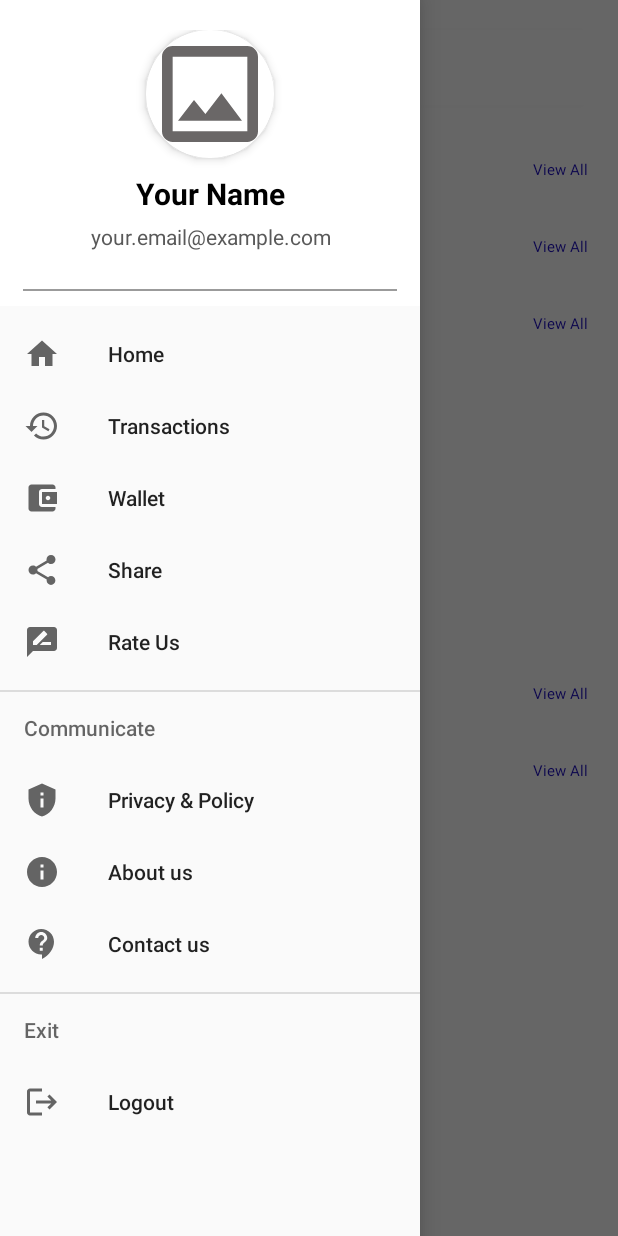
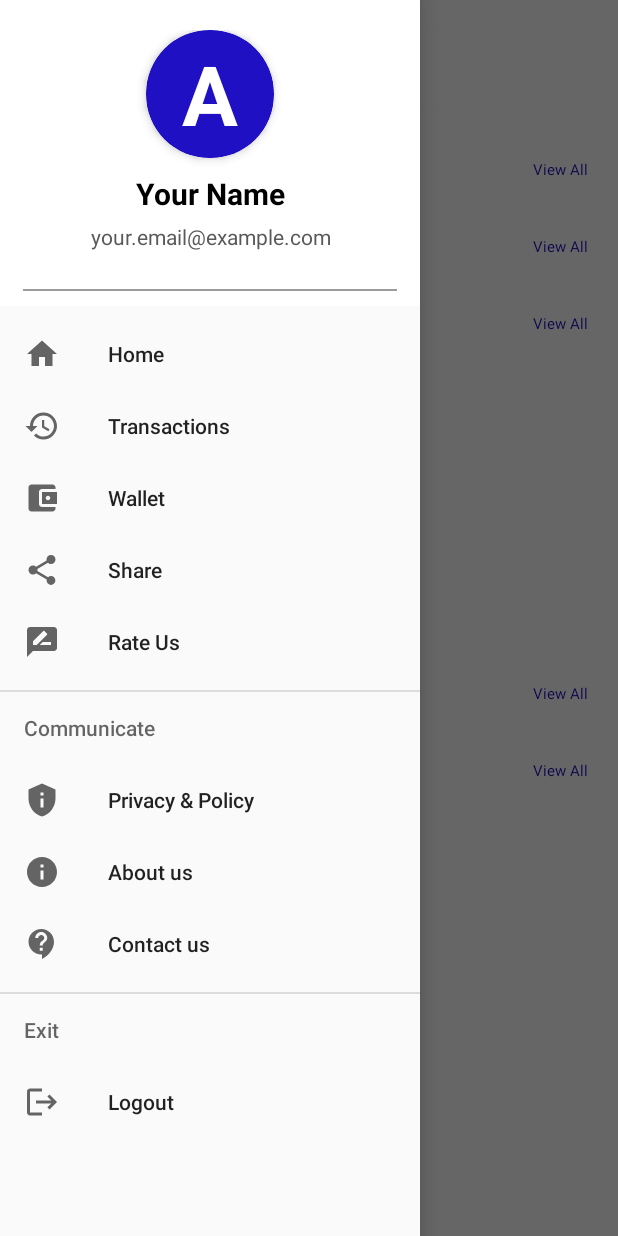
Before and after one commit to Jakirsayyed98/PerkHub, an Android app: the fragment HomeScreenFragment placed in its activity, with the side drawer open, on a phone screen of 412 x 824 dp. Run offline under Robolectric (Android 15) with nearby library versions, the phone set to English and light mode, and no system bars; network calls fail; 3 statements that could not run were skipped.

Commit message:
New Api Started

```diff
--- a/app/src/main/java/app/perkhub/Screens/Home/HomeScreenFragment.kt
+++ b/app/src/main/java/app/perkhub/Screens/Home/HomeScreenFragment.kt
@@ -398,9 +398,11 @@ class HomeScreenFragment : BaseFragment<FragmentHomeScreenBinding>() {
         toggle.syncState()
         val name = _binding!!.navView.getHeaderView(0).findViewById<TextView>(R.id.Profilename)
         val email = _binding!!.navView.getHeaderView(0).findViewById<TextView>(R.id.email)
+        val ProfilenameShort = _binding!!.navView.getHeaderView(0).findViewById<TextView>(R.id.ProfilenameShort)
 //        val email = _binding!!.navView.findViewById<TextView>(R.id.email)
-        name.text = getSharedpref().getUser(USERDATA).data[0].name.toString()
-        email.text = getSharedpref().getUser(USERDATA).data[0].email.toString()
+//        name.text = getSharedpref().getUser(USERDATA).data.name.toString()
+//        ProfilenameShort.text = getSharedpref().getUser(USERDATA).data.name[0].toString()
+//        email.text = getSharedpref().getUser(USERDATA).data.email.toString()
         _binding!!.profile.setOnClickListener {
             _binding!!.drawerlayout.open()
         }
--- a/app/src/main/java/app/perkhub/Screens/Home/Model/TransactionModel/TransactionDataRes.kt
+++ b/app/src/main/java/app/perkhub/Screens/Home/Model/TransactionModel/TransactionDataRes.kt
@@ -3,10 +3,10 @@ package app.perkhub.Screens.Home.Model.TransactionModel
 data class TransactionDataRes(
     val data: ArrayList<Data>,
     val message: String,
+    val status: Int,
+
     val pending: String,
     val rejected: String,
-    val status: Int,
     val verified: String,
     val withdrawal: String,
-
 )
--- a/app/src/main/java/app/perkhub/Screens/login/models/LoginRes.kt
+++ b/app/src/main/java/app/perkhub/Screens/login/models/LoginRes.kt
@@ -4,13 +4,13 @@ import com.google.gson.annotations.SerializedName
 import retrofit2.http.Field
 
 data class LoginRes(
-    val data: ArrayList<Data>,
+    val data: Data,
     val errorCode: String,
     val errorMsg: String
 )
 
 data class SendOtpReq(
-    @SerializedName("number")
+    @SerializedName("mobile")
     var Number: String
 )
 
@@ -21,7 +21,7 @@ data class GetToken(
 
 
 data class VerifyOtpReq(
-    @SerializedName("number")
+    @SerializedName("mobile")
     var Number: String,
     @SerializedName("otp")
     var Otp: String
--- a/app/src/main/java/app/perkhub/Utils/BaseFragment.kt
+++ b/app/src/main/java/app/perkhub/Utils/BaseFragment.kt
@@ -46,7 +46,7 @@ abstract class BaseFragment<T:ViewBinding> : Fragment() {
     }
 
     fun getUserID():String?{
-        return getSharedpref().getUser(USERDATA).data[0].user_id.toString()
+        return ""//getSharedpref().getUser(USERDATA).data.user_id.toString()
     }
 
 
--- a/app/src/main/java/app/perkhub/api/AuthInterceptor.kt
+++ b/app/src/main/java/app/perkhub/api/AuthInterceptor.kt
@@ -21,7 +21,7 @@ class AuthInterceptor(
 
         // Get the token from TokenManager (SharedPreferences, etc.)
         var token = TokenManager.getToken(context)
-        print(token)
+        print("\n\n"+token+"\n\n")
         // Add token to the request headers
         request = request.newBuilder()
             .addHeader("Authorization", "Bearer $token") // Ensure 'Bearer' prefix is correct
--- a/app/src/main/java/app/perkhub/api/BaseRes.kt
+++ b/app/src/main/java/app/perkhub/api/BaseRes.kt
@@ -10,7 +10,7 @@ data class BaseRes(
     val ErrorCode: String,
 
     @SerializedName("status")
-    val Status: String,
+    val Status: Any,
 
     @SerializedName("data")
     val Data: String
@@ -18,5 +18,7 @@ data class BaseRes(
 
 data class Data(
     @SerializedName("token")
-    val Token: String
+    val Token: String,
+    @SerializedName("is_new_user")
+    val IsNewUser: String,
 )
--- a/app/src/main/java/app/perkhub/api/MyApi.kt
+++ b/app/src/main/java/app/perkhub/api/MyApi.kt
@@ -1,6 +1,7 @@
 package app.perkhub.api
 
 import android.content.Context
+import app.perkhub.Screens.Home.Model.Auth.VerifyOTP
 import app.perkhub.Screens.Home.Model.Games.GamesRes
 import app.perkhub.Screens.Home.Model.GenerateUrl.GenerateSubId
 import app.perkhub.Screens.Home.Model.GenerateUrl.GenerateSubIdRes
@@ -40,15 +41,15 @@ interface MyApi {
     //Login APIs
 
 
-    @POST("sendOTP")
+    @POST("auth/send-otp")
     suspend fun sendOtp(
         @Body body: SendOtpReq
     ):Response<BaseRes>
 
-    @POST("verifyOTP")
+    @POST("auth/verify-otp")
     suspend fun verifyOTP(
         @Body body: VerifyOtpReq
-    ):Response<BaseRes>
+    ):Response<VerifyOTP>
 
     @POST("authorization")
     suspend fun getAuthorization(
@@ -60,7 +61,7 @@ interface MyApi {
     ):Response<LoginRes>
 
 
-    @POST("savedetail")
+    @POST("user/update-info")
     suspend fun SaveDetail(
         @Body body: SaveUserDetail
     ):Response<LoginRes>
@@ -107,17 +108,17 @@ interface MyApi {
     suspend fun getPopularGames(
     ):Response<GamesRes>
 
-    @GET("getTxnList")
+    @GET("miniapp/transactions")
     suspend fun getAllTransaction(
     ):Response<TransactionDataRes>
 
-    @POST("withdrawal/request")
+    @POST("withdrawals/request")
     suspend fun ReqForWithdrawal(
         @Body body: WithdrawalReq
     ):Response<withdrawalRes>
 
 
-    @GET("withdrawal/txnList")
+    @GET("withdrawals/transactions")
     suspend fun getWithdrawalTxn(
     ):Response<withdrawalRes>
 
--- a/app/src/main/java/app/perkhub/api/RequestViewModel.kt
+++ b/app/src/main/java/app/perkhub/api/RequestViewModel.kt
@@ -3,6 +3,7 @@ package app.perkhub.api
 import android.content.Context
 import androidx.lifecycle.ViewModel
 import androidx.lifecycle.viewModelScope
+import app.perkhub.Screens.Home.Model.Auth.VerifyOTP
 import app.perkhub.Screens.Home.Model.Games.GamesRes
 import app.perkhub.Screens.Home.Model.GenerateUrl.GenerateSubId
 import app.perkhub.Screens.Home.Model.GenerateUrl.GenerateSubIdRes
@@ -48,7 +49,7 @@ class RequestViewModel : ViewModel() {
         }
     }
 
-    fun VerifyOTP(req: VerifyOtpReq,  context: Context,listner: ApiListener<BaseRes>) {
+    fun VerifyOTP(req: VerifyOtpReq,  context: Context,listner: ApiListener<VerifyOTP>) {
         viewModelScope.launch(SetErrorhandler()) {
             withContext(coroutineContext) {
                 MyApi(context).verifyOTP(req).body()?.let { it ->
--- a/app/src/main/java/app/perkhub/api/tokens/TokenManager.kt
+++ b/app/src/main/java/app/perkhub/api/tokens/TokenManager.kt
@@ -27,7 +27,7 @@ object TokenManager {
     }
 
     fun getMobileNumberForToken(context: Context): String? {
-        val number = AppSharedPefrence.getInstance(context).getUser(USERDATA).data[0].number
+        val number = AppSharedPefrence.getInstance(context).getUser(USERDATA).data.mobile
         return number
     }
 
--- a/app/src/main/res/layout/fragment_enter_mobile_n.xml
+++ b/app/src/main/res/layout/fragment_enter_mobile_n.xml
@@ -167,7 +167,7 @@
                     android:hint="Enter OTP"
                     android:imeOptions="actionDone"
                     android:inputType="number"
-                    android:maxLength="5"
+                    android:maxLength="6"
                     android:textAlignment="center"
                     android:textSize="@dimen/sp20" />
 
--- a/app/src/main/res/layout/nav_header.xml
+++ b/app/src/main/res/layout/nav_header.xml
@@ -15,14 +15,21 @@
         android:layout_gravity="center_horizontal"
         android:layout_marginBottom="@dimen/dp10"
         app:cardCornerRadius="@dimen/dp42"
+        app:cardBackgroundColor="@color/blue"
         app:cardElevation="4dp">
 
-        <ImageView
-            android:id="@+id/profileImage"
+        <!-- Name -->
+        <TextView
+            android:id="@+id/ProfilenameShort"
             android:layout_width="match_parent"
             android:layout_height="match_parent"
-            android:scaleType="centerCrop"
-            android:src="@drawable/ic_placeholder" />
+            android:layout_marginStart="@dimen/dp20"
+            android:layout_marginEnd="@dimen/dp20"
+            android:gravity="center"
+            android:text="A"
+            android:textColor="@color/white"
+            android:textSize="@dimen/sp55"
+            android:textStyle="bold" />
     </androidx.cardview.widget.CardView>
 
     <!-- Name -->
--- a/app/src/main/res/values/dimens.xml
+++ b/app/src/main/res/values/dimens.xml
@@ -26,6 +26,8 @@
     <dimen name="sp30">30sp</dimen>
     <dimen name="dp35">35dp</dimen>
     <dimen name="sp35">35dp</dimen>
+    <dimen name="sp45">45dp</dimen>
+    <dimen name="sp55">55dp</dimen>
     <dimen name="dp15">15dp</dimen>
     <dimen name="dp25">25dp</dimen>
     <dimen name="sp25">25sp</dimen>
```
Also changed, not shown: app/src/main/java/app/perkhub/Screens/Home/Model/Auth/VerifyOTP.kt (added, +15 -0 lines), app/src/main/java/app/perkhub/Screens/Home/StoreDetailFragment.kt (+4 -3 lines), app/src/main/java/app/perkhub/Screens/login/EnterDetailFragment.kt (+7 -5 lines), app/src/main/java/app/perkhub/Screens/login/EnterMobileNFragment.kt (+18 -26 lines), app/src/main/java/app/perkhub/Screens/login/models/Data.kt (+2 -6 lines), app/src/main/res/layout/fragment_store_detail.xml (+58 -32 lines).
